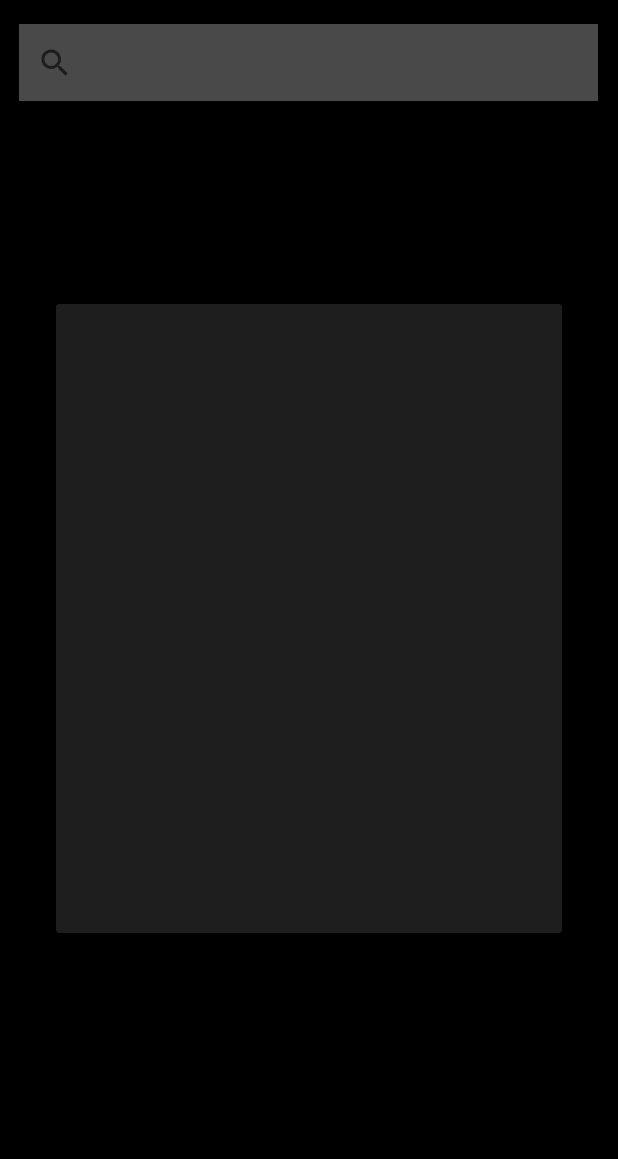
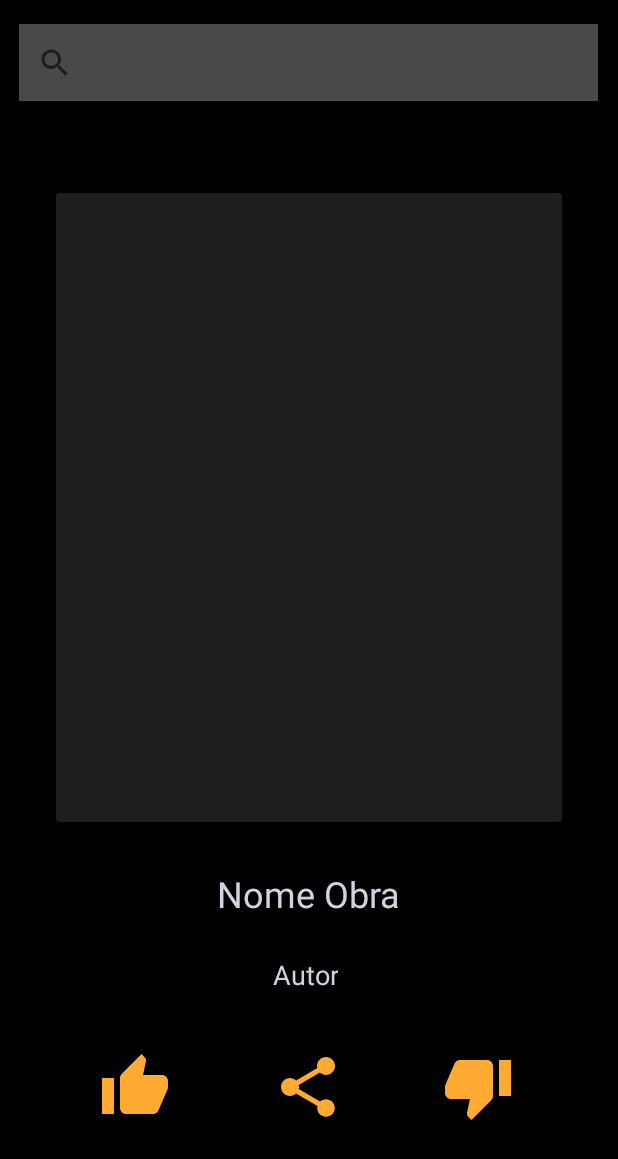
Before and after one commit to culty-corp/culty-android, an Android app: the screen it shows after launch (MainActivity), on a phone screen of 412 x 824 dp. Shown: the top 1159 px of the screen. Run offline under Robolectric (Android 15) with nearby library versions, the phone set to English and light mode, and no system bars.

Commit message:
Modificações na tela de conteúdo
Adicionando botões e labels na tela de conteúdo, além de aumentar o tamanho dos botões para ficarem bem dispostos na tela.

```diff
--- a/solucao/app/src/main/res/drawable/ic_share_orange_24dp.xml
+++ b/solucao/app/src/main/res/drawable/ic_share_orange_24dp.xml
@@ -1,5 +1,5 @@
-<vector android:height="24dp" android:tint="#FFAB33"
+<vector android:height="48dp" android:tint="#FFAB33"
     android:viewportHeight="24.0" android:viewportWidth="24.0"
-    android:width="24dp" xmlns:android="http://schemas.android.com/apk/res/android">
+    android:width="48dp" xmlns:android="http://schemas.android.com/apk/res/android">
     <path android:fillColor="#FF000000" android:pathData="M18,16.08c-0.76,0 -1.44,0.3 -1.96,0.77L8.91,12.7c0.05,-0.23 0.09,-0.46 0.09,-0.7s-0.04,-0.47 -0.09,-0.7l7.05,-4.11c0.54,0.5 1.25,0.81 2.04,0.81 1.66,0 3,-1.34 3,-3s-1.34,-3 -3,-3 -3,1.34 -3,3c0,0.24 0.04,0.47 0.09,0.7L8.04,9.81C7.5,9.31 6.79,9 6,9c-1.66,0 -3,1.34 -3,3s1.34,3 3,3c0.79,0 1.5,-0.31 2.04,-0.81l7.12,4.16c-0.05,0.21 -0.08,0.43 -0.08,0.65 0,1.61 1.31,2.92 2.92,2.92 1.61,0 2.92,-1.31 2.92,-2.92s-1.31,-2.92 -2.92,-2.92z"/>
 </vector>
--- a/solucao/app/src/main/res/drawable/ic_thumb_down_orange_24dp.xml
+++ b/solucao/app/src/main/res/drawable/ic_thumb_down_orange_24dp.xml
@@ -1,5 +1,5 @@
-<vector android:height="24dp" android:tint="#FFAB33"
+<vector android:height="48dp" android:tint="#FFAB33"
     android:viewportHeight="24.0" android:viewportWidth="24.0"
-    android:width="24dp" xmlns:android="http://schemas.android.com/apk/res/android">
+    android:width="48dp" xmlns:android="http://schemas.android.com/apk/res/android">
     <path android:fillColor="#FF000000" android:pathData="M15,3L6,3c-0.83,0 -1.54,0.5 -1.84,1.22l-3.02,7.05c-0.09,0.23 -0.14,0.47 -0.14,0.73v1.91l0.01,0.01L1,14c0,1.1 0.9,2 2,2h6.31l-0.95,4.57 -0.03,0.32c0,0.41 0.17,0.79 0.44,1.06L9.83,23l6.59,-6.59c0.36,-0.36 0.58,-0.86 0.58,-1.41L17,5c0,-1.1 -0.9,-2 -2,-2zM19,3v12h4L23,3h-4z"/>
 </vector>
--- a/solucao/app/src/main/res/drawable/ic_thumb_up_orange_24dp.xml
+++ b/solucao/app/src/main/res/drawable/ic_thumb_up_orange_24dp.xml
@@ -1,5 +1,5 @@
-<vector android:height="24dp" android:tint="#FFAB33"
+<vector android:height="48dp" android:tint="#FFAB33"
     android:viewportHeight="24.0" android:viewportWidth="24.0"
-    android:width="24dp" xmlns:android="http://schemas.android.com/apk/res/android">
+    android:width="48dp" xmlns:android="http://schemas.android.com/apk/res/android">
     <path android:fillColor="#FF000000" android:pathData="M1,21h4L5,9L1,9v12zM23,10c0,-1.1 -0.9,-2 -2,-2h-6.31l0.95,-4.57 0.03,-0.32c0,-0.41 -0.17,-0.79 -0.44,-1.06L14.17,1 7.59,7.59C7.22,7.95 7,8.45 7,9v10c0,1.1 0.9,2 2,2h9c0.83,0 1.54,-0.5 1.84,-1.22l3.02,-7.05c0.09,-0.23 0.14,-0.47 0.14,-0.73v-1.91l-0.01,-0.01L23,10z"/>
 </vector>
--- a/solucao/app/src/main/res/layout/conteudo.xml
+++ b/solucao/app/src/main/res/layout/conteudo.xml
@@ -17,5 +17,64 @@
             android:layout_marginBottom="8dp" app:layout_constraintBottom_toBottomOf="parent"
             app:layout_constraintEnd_toEndOf="parent"
             android:layout_marginEnd="8dp" app:layout_constraintStart_toStartOf="parent"
-            android:layout_marginStart="8dp" android:layout_marginTop="8dp" app:layout_constraintTop_toTopOf="parent"/>
+            android:layout_marginStart="8dp" android:layout_marginTop="8dp" app:layout_constraintTop_toTopOf="parent"
+            android:id="@+id/cardView" app:layout_constraintVertical_bias="0.31"/>
+    <ImageButton
+            android:layout_width="wrap_content"
+            android:layout_height="wrap_content" card_view:srcCompat="@drawable/ic_thumb_up_orange_24dp"
+            android:id="@+id/like_button"
+            android:layout_marginTop="8dp"
+            app:layout_constraintEnd_toEndOf="parent" android:layout_marginEnd="8dp"
+            app:layout_constraintStart_toStartOf="parent" android:layout_marginStart="8dp"
+            app:layout_constraintHorizontal_bias="0.167"
+            android:layout_marginBottom="8dp" app:layout_constraintBottom_toBottomOf="parent"
+            app:layout_constraintVertical_bias="0.683" android:background="#00000000"
+            app:layout_constraintTop_toBottomOf="@+id/cardView" android:contentDescription="TODO"/>
+    <ImageButton
+            android:layout_width="wrap_content"
+            android:layout_height="wrap_content"
+            card_view:srcCompat="@drawable/ic_thumb_down_orange_24dp"
+            android:id="@+id/dislike_button"
+            app:layout_constraintEnd_toEndOf="parent" android:layout_marginEnd="8dp"
+            app:layout_constraintStart_toStartOf="parent" android:layout_marginStart="8dp"
+            android:layout_marginTop="8dp" android:layout_marginBottom="8dp"
+            app:layout_constraintBottom_toBottomOf="parent" app:layout_constraintHorizontal_bias="0.824"
+            app:layout_constraintVertical_bias="0.683" android:background="#00000000"
+            app:layout_constraintTop_toBottomOf="@+id/cardView"/>
+    <ImageButton
+            android:layout_width="wrap_content"
+            android:layout_height="wrap_content"
+            card_view:srcCompat="@drawable/ic_share_orange_24dp"
+            android:id="@+id/imageButton3"
+            app:layout_constraintEnd_toEndOf="parent" android:layout_marginEnd="8dp"
+            app:layout_constraintStart_toStartOf="parent" android:layout_marginStart="8dp"
+            android:layout_marginTop="8dp" android:layout_marginBottom="8dp"
+            app:layout_constraintBottom_toBottomOf="parent" app:layout_constraintHorizontal_bias="0.498"
+            app:layout_constraintVertical_bias="0.683" android:background="#00000000"
+            app:layout_constraintTop_toBottomOf="@+id/cardView"/>
+    <TextView
+            android:text="Nome Obra"
+            android:layout_width="228dp"
+            android:layout_height="33dp"
+            android:id="@+id/nomeObra" android:textSize="24sp" app:layout_constraintEnd_toEndOf="parent"
+            android:layout_marginEnd="8dp" app:layout_constraintStart_toStartOf="parent"
+            android:layout_marginStart="8dp" android:layout_marginTop="8dp"
+            android:layout_marginBottom="8dp" app:layout_constraintBottom_toBottomOf="parent"
+            app:layout_constraintHorizontal_bias="0.497" app:layout_constraintVertical_bias="0.102"
+            app:layout_constraintTop_toBottomOf="@+id/cardView" android:gravity="center"
+            android:textColor="#D0D4E0"
+            tools:text="Nome Obra" android:textColorHint="#00E91F1F"/>
+    <TextView
+            android:text="Autor"
+            android:layout_width="wrap_content"
+            android:layout_height="wrap_content"
+            android:id="@+id/nomeAutor"
+            app:layout_constraintTop_toBottomOf="@+id/cardView" android:layout_marginBottom="8dp"
+            app:layout_constraintBottom_toBottomOf="parent" app:layout_constraintEnd_toEndOf="parent"
+            android:layout_marginEnd="8dp" app:layout_constraintStart_toStartOf="parent"
+            android:layout_marginStart="8dp" android:gravity="center" android:textSize="18sp"
+            app:layout_constraintHorizontal_bias="0.492" app:layout_constraintVertical_bias="0.366"
+            android:textColor="#D0D4E0" tools:text="Autor"/>
+
+
 </android.support.constraint.ConstraintLayout>
```
